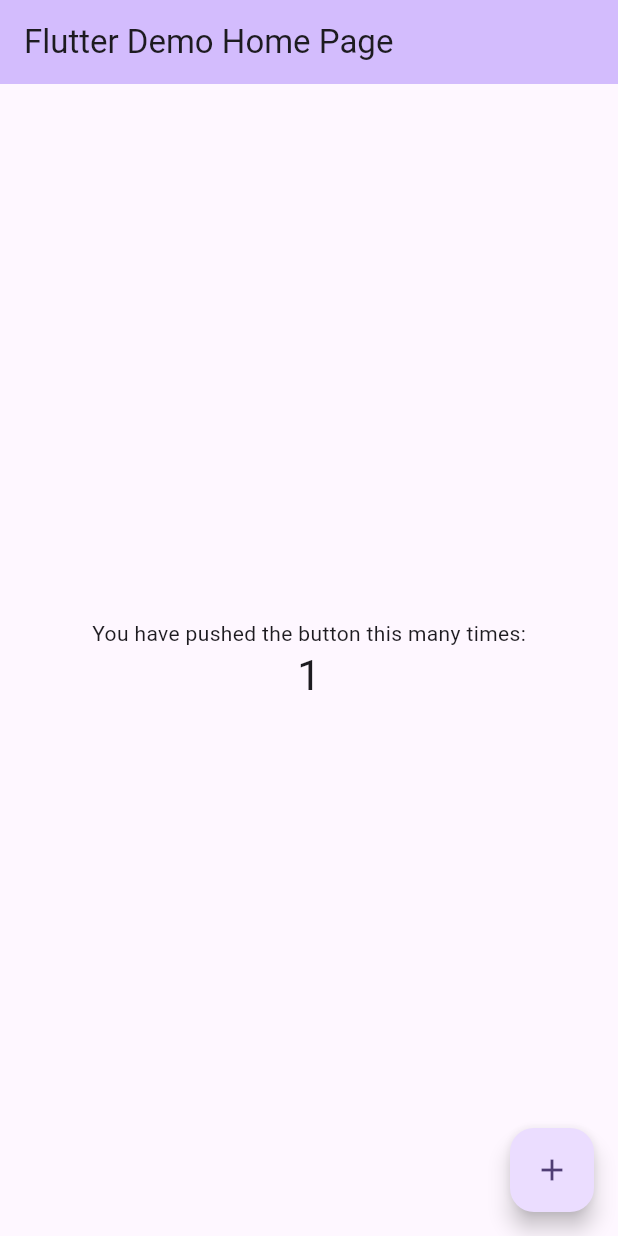
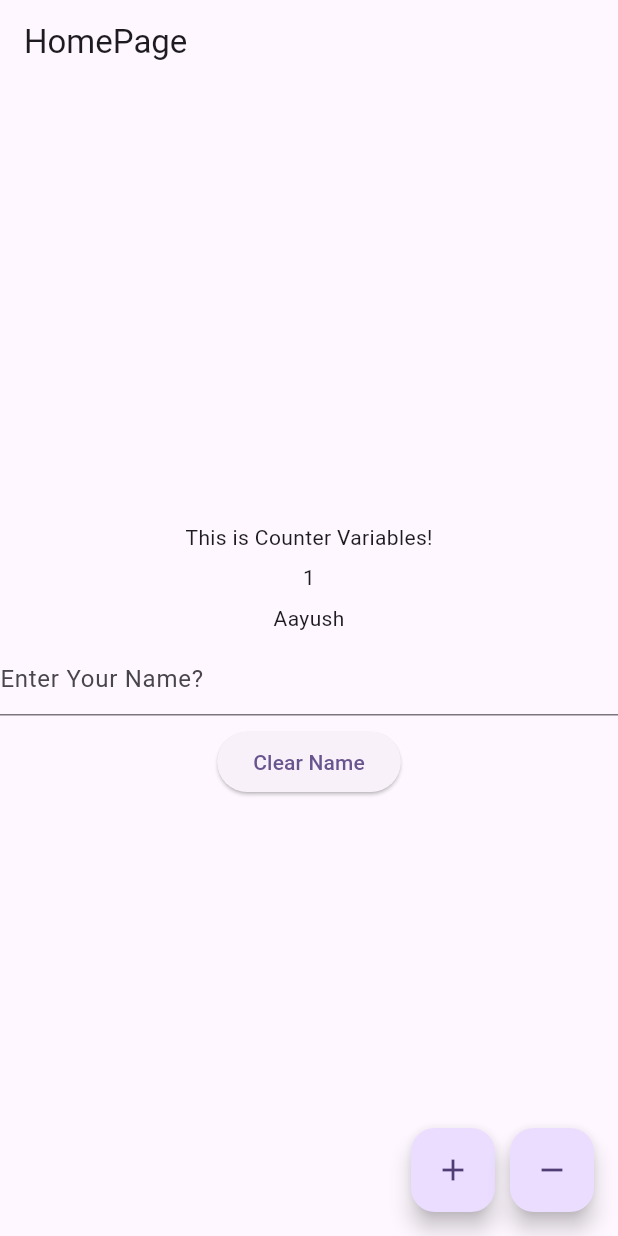
Before and after one commit to Aayushghimire876/provider_demo, a Flutter app: the screen it shows after launch, after a tap on the "add" icon, on a phone screen of 412 x 824 dp. Run offline on Flutter 3.47's test engine with Material 3 defaults, Android fonts, the phone set to English and light mode, and no system bars.

Commit message:
name provider with homepage

```diff
--- /dev/null
+++ b/lib/counter _provider.dart
@@ -0,0 +1,18 @@
+import 'package:flutter/material.dart';
+
+class CounterProvider with ChangeNotifier {
+  int _num = 0;
+  int get getNumber => _num;
+
+  void increaseCounter() {
+    _num++;
+    notifyListeners();
+  }
+
+  void decreaseCounter() {
+    if (_num > 0) {
+      _num--;
+      notifyListeners();
+    }
+  }
+}
--- /dev/null
+++ b/lib/homepage.dart
@@ -0,0 +1,60 @@
+import 'package:flutter/material.dart';
+import 'package:provider/provider.dart';
+import 'package:provider_demo/counter%20_provider.dart';
+import 'package:provider_demo/name_provider.dart';
+
+class Homepage extends StatelessWidget {
+  const Homepage({super.key});
+
+  @override
+  Widget build(BuildContext context) {
+    return Scaffold(
+      appBar: AppBar(title: Text("HomePage")),
+      body: Center(
+        child: Consumer(
+          builder: (ctx, _, __) {
+            return Column(
+              mainAxisAlignment: MainAxisAlignment.center,
+              spacing: 7,
+              children: [
+                Text("This is Counter Variables!"),
+                Text(context.watch<CounterProvider>().getNumber.toString()),
+                Text(context.watch<NameProvider>().getName),
+                TextField(
+                  onChanged: (value) {
+                    ctx.read<NameProvider>().changeName(newName: value);
+                  },
+                  decoration: InputDecoration(hintText: "Enter Your Name?"),
+                ),
+                ElevatedButton(
+                  onPressed: () {
+                    ctx.read<NameProvider>().removeName();
+                  },
+                  child: Text("Clear Name"),
+                ),
+              ],
+            );
+          },
+        ),
+      ),
+      floatingActionButton: Row(
+        mainAxisAlignment: MainAxisAlignment.end,
+        spacing: 10,
+        children: [
+          FloatingActionButton(
+            onPressed: () {
+              context.read<CounterProvider>().increaseCounter();
+            },
+            child: Icon(Icons.add),
+          ),
+          FloatingActionButton(
+            onPressed: () {
+              context.read<CounterProvider>().decreaseCounter();
+            },
+            child: Icon(Icons.remove),
+          ),
+        ],
+      ),
+    );
+  }
+}
--- a/lib/main.dart
+++ b/lib/main.dart
@@ -1,7 +1,21 @@
 import 'package:flutter/material.dart';
+import 'package:provider/provider.dart';
+import 'package:provider_demo/counter%20_provider.dart';
+import 'package:provider_demo/homepage.dart';
+import 'package:provider_demo/name_provider.dart';
 
 void main() {
-  runApp(const MyApp());
+  runApp(
+    MultiProvider(
+      providers: [
+        ChangeNotifierProvider<CounterProvider>(
+          create: (_) => CounterProvider(),
+        ),
+        ChangeNotifierProvider<NameProvider>(create: (_) => NameProvider()),
+      ],
+      child: const MyApp(),
+    ),
+  );
 }
 
 class MyApp extends StatelessWidget {
@@ -14,54 +28,7 @@ class MyApp extends StatelessWidget {
       theme: ThemeData(
         colorScheme: ColorScheme.fromSeed(seedColor: Colors.deepPurple),
       ),
-      home: const MyHomePage(title: 'Flutter Demo Home Page'),
+      home: const Homepage(),
     );
   }
 }
-
-class MyHomePage extends StatefulWidget {
-  const MyHomePage({super.key, required this.title});
-
-  final String title;
-
-  @override
-  State<MyHomePage> createState() => _MyHomePageState();
-}
-
-class _MyHomePageState extends State<MyHomePage> {
-  int _counter = 0;
-
-  void _incrementCounter() {
-    setState(() {
-      _counter++;
-    });
-  }
-
-  @override
-  Widget build(BuildContext context) {
-    return Scaffold(
-      appBar: AppBar(
-        backgroundColor: Theme.of(context).colorScheme.inversePrimary,
-
-        title: Text(widget.title),
-      ),
-      body: Center(
-        child: Column(
-          mainAxisAlignment: MainAxisAlignment.center,
-          children: <Widget>[
-            const Text('You have pushed the button this many times:'),
-            Text(
-              '$_counter',
-              style: Theme.of(context).textTheme.headlineMedium,
-            ),
-          ],
-        ),
-      ),
-      floatingActionButton: FloatingActionButton(
-        onPressed: _incrementCounter,
-        tooltip: 'Increment',
-        child: const Icon(Icons.add),
-      ),
-    );
-  }
-}
--- /dev/null
+++ b/lib/name_provider.dart
@@ -0,0 +1,16 @@
+import 'package:flutter/material.dart';
+
+class NameProvider with ChangeNotifier {
+  String _name = "Aayush";
+  String get getName => _name;
+
+  void changeName({required String newName}) {
+    _name = newName;
+    notifyListeners();
+  }
+
+  void removeName() {
+    _name = "";
+    notifyListeners();
+  }
+}
--- a/pubspec.yaml
+++ b/pubspec.yaml
@@ -34,6 +34,7 @@ dependencies:
   # The following adds the Cupertino Icons font to your application.
   # Use with the CupertinoIcons class for iOS style icons.
   cupertino_icons: ^1.0.8
+  provider: ^6.1.5
 
 dev_dependencies:
   flutter_test:
```
Also changed, not shown: pubspec.lock.
